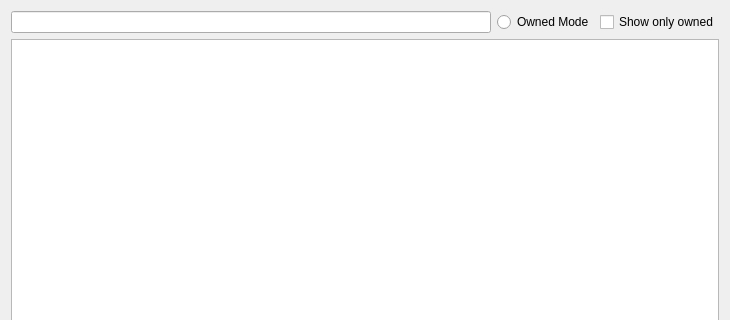
Fabiobreo/Optc-ToolBox, file ui/database.ui: the form before one commit; both pictures show x 0 to 730 and y 0 to 320 of the 730 by 532 pixel window.
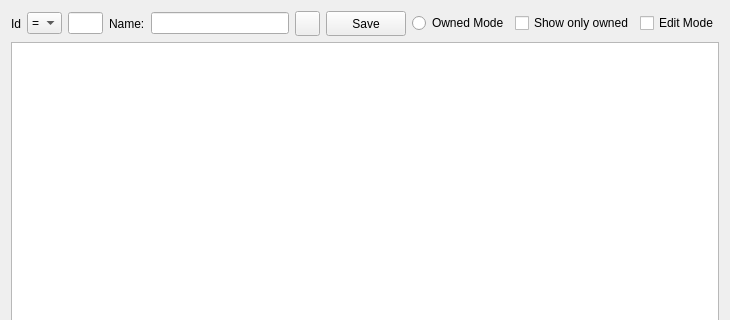
The form after the commit. Icons and pictures are not drawn.

Commit message: Almost finished filters

```diff
--- a/ui/database.ui
+++ b/ui/database.ui
@@ -23,9 +23,151 @@
    <layout class="QGridLayout" name="gridLayout">
     <item row="0" column="0">
      <layout class="QHBoxLayout" name="horizontalLayout">
+      <item>
+       <widget class="QLabel" name="fixedIdLabel">
+        <property name="text">
+         <string>Id</string>
+        </property>
+       </widget>
+      </item>
+      <item>
+       <widget class="QComboBox" name="idOperator">
+        <property name="sizePolicy">
+         <sizepolicy hsizetype="Fixed" vsizetype="Fixed">
+          <horstretch>0</horstretch>
+          <verstretch>0</verstretch>
+         </sizepolicy>
+        </property>
+        <property name="minimumSize">
+         <size>
+          <width>35</width>
+          <height>0</height>
+         </size>
+        </property>
+        <property name="maximumSize">
+         <size>
+          <width>35</width>
+          <height>16777215</height>
+         </size>
+        </property>
+        <property name="cursor">
+         <cursorShape>ArrowCursor</cursorShape>
+        </property>
+        <item>
+         <property name="text">
+          <string>=</string>
+         </property>
+        </item>
+        <item>
+         <property name="text">
+          <string>≠</string>
+         </property>
+        </item>
+        <item>
+         <property name="text">
+          <string>&gt;</string>
+         </property>
+        </item>
+        <item>
+         <property name="text">
+          <string>≥</string>
+         </property>
+        </item>
+        <item>
+         <property name="text">
+          <string>&lt;</string>
+         </property>
+        </item>
+        <item>
+         <property name="text">
+          <string>≤</string>
+         </property>
+        </item>
+       </widget>
+      </item>
+      <item>
+       <widget class="QLineEdit" name="filterById">
+        <property name="sizePolicy">
+         <sizepolicy hsizetype="Minimum" vsizetype="Fixed">
+          <horstretch>0</horstretch>
+          <verstretch>0</verstretch>
+         </sizepolicy>
+        </property>
+        <property name="minimumSize">
+         <size>
+          <width>35</width>
+          <height>0</height>
+         </size>
+        </property>
+        <property name="maximumSize">
+         <size>
+          <width>35</width>
+          <height>16777215</height>
+         </size>
+        </property>
+       </widget>
+      </item>
+      <item>
+       <widget class="QLabel" name="fixedNameLabel">
+        <property name="text">
+         <string>Name:</string>
+        </property>
+       </widget>
+      </item>
       <item>
        <widget class="QLineEdit" name="filterByName"/>
       </item>
+      <item>
+       <widget class="QPushButton" name="advancedFilters">
+        <property name="sizePolicy">
+         <sizepolicy hsizetype="Fixed" vsizetype="Fixed">
+          <horstretch>0</horstretch>
+          <verstretch>0</verstretch>
+         </sizepolicy>
+        </property>
+        <property name="minimumSize">
+         <size>
+          <width>25</width>
+          <height>25</height>
+         </size>
+        </property>
+        <property name="maximumSize">
+         <size>
+          <width>25</width>
+          <height>25</height>
+         </size>
+        </property>
+        <property name="text">
+         <string/>
+        </property>
+        <property name="icon">
+         <iconset resource="../resources/ui/resources.qrc">
+          <normaloff>:/ui/filter.png</normaloff>:/ui/filter.png</iconset>
+        </property>
+        <property name="iconSize">
+         <size>
+          <width>22</width>
+          <height>22</height>
+         </size>
+        </property>
+        <property name="flat">
+         <bool>false</bool>
+        </property>
+       </widget>
+      </item>
+      <item>
+       <widget class="QPushButton" name="saveButton">
+        <property name="sizePolicy">
+         <sizepolicy hsizetype="Minimum" vsizetype="Minimum">
+          <horstretch>0</horstretch>
+          <verstretch>0</verstretch>
+         </sizepolicy>
+        </property>
+        <property name="text">
+         <string>Save</string>
+        </property>
+       </widget>
+      </item>
       <item>
        <widget class="QRadioButton" name="ownedMode">
         <property name="text">
@@ -40,6 +182,13 @@
         </property>
        </widget>
       </item>
+      <item>
+       <widget class="QCheckBox" name="editMode">
+        <property name="text">
+         <string>Edit Mode</string>
+        </property>
+       </widget>
+      </item>
      </layout>
     </item>
     <item row="1" column="0">
```
Left out of the diff: 4 changed lines with no effect on the pictures. The commit also changes 530 other files.
